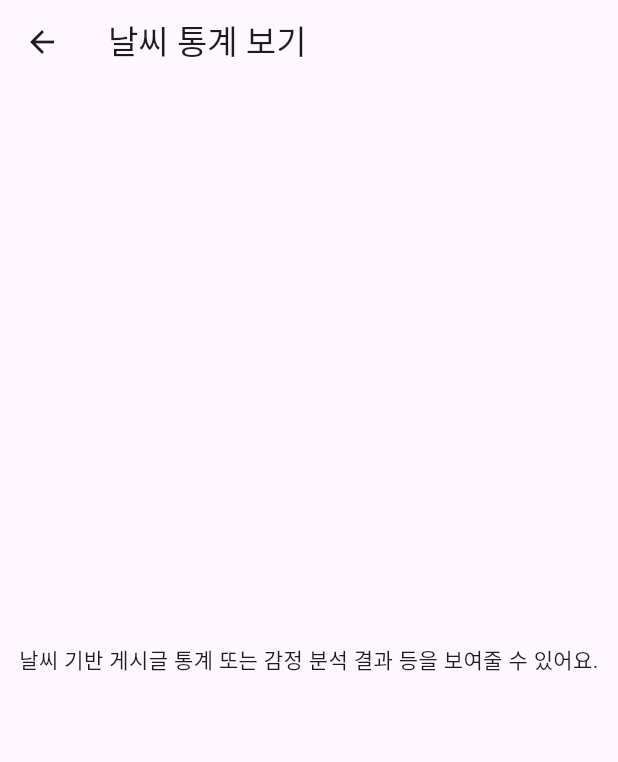
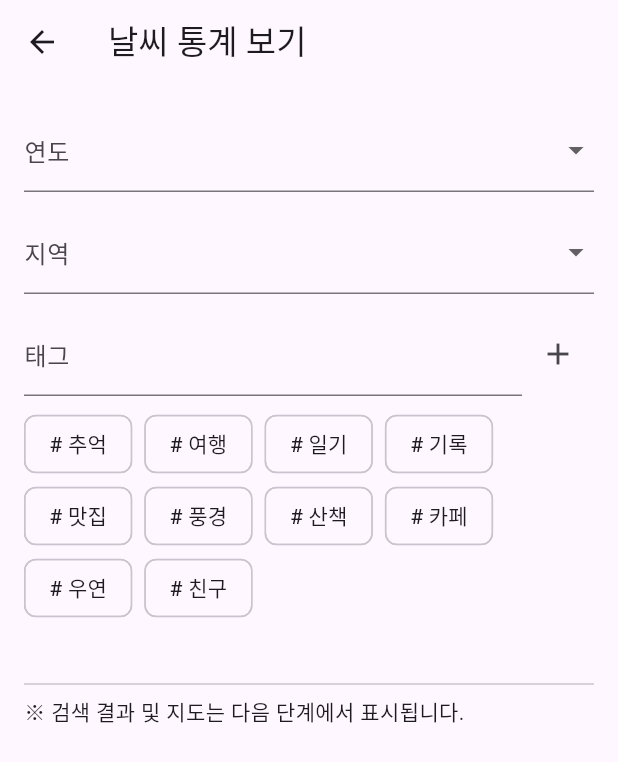
Before and after one commit to cheomji95/front_connect, a Flutter app: the WeatherInsightScreen screen opened by its route, on a phone screen of 412 x 824 dp. Shown: the top 762 px of the screen. Run offline on Flutter 3.47's test engine with Material 3 defaults, Android fonts, the phone set to English and light mode, and no system bars; our stand-ins replace dio, geocoding, geolocator, google_maps_flutter, image_picker, permission_handler and 1 more; accounts and stored records are empty.

Commit message:
일기예보 기능 작성시작1

```diff
--- a/lib/screens/weather_insight_screen.dart
+++ b/lib/screens/weather_insight_screen.dart
@@ -1,18 +1,119 @@
 import 'package:flutter/material.dart';
 
-class WeatherInsightScreen extends StatelessWidget {
+class WeatherInsightScreen extends StatefulWidget {
   const WeatherInsightScreen({super.key});
+
+  @override
+  State<WeatherInsightScreen> createState() => _WeatherInsightScreenState();
+}
+
+class _WeatherInsightScreenState extends State<WeatherInsightScreen> {
+  String? selectedYear;
+  String? selectedRegion;
+  final tagController = TextEditingController();
+  final List<String> selectedTags = [];
+
+  final List<String> years = List.generate(30, (i) => (DateTime.now().year - i).toString());
+  final List<String> regions = ['서울', '경기', '강원', '충청', '전라', '경상', '제주', '울릉'];
+  final List<String> tagHints = ['추억', '여행', '일기', '기록', '맛집', '풍경', '산책', '카페', '우연', '친구'];
+
+  void _addTag(String tag) {
+    tag = tag.trim();
+    if (tag.isNotEmpty && !selectedTags.contains(tag)) {
+      setState(() => selectedTags.add(tag));
+    }
+  }
+
+  void _removeTag(String tag) {
+    setState(() => selectedTags.remove(tag));
+  }
+
+  void _onFilterChanged() {
+    // 여기에 연도, 지역, 태그 기반 게시글 검색 API 호출 로직 연결 예정
+  }
 
   @override
   Widget build(BuildContext context) {
     return Scaffold(
-      appBar: AppBar(
-        title: const Text('날씨 통계 보기'),
-      ),
-      body: const Center(
-        child: Text(
-          '날씨 기반 게시글 통계 또는 감정 분석 결과 등을 보여줄 수 있어요.',
-          textAlign: TextAlign.center,
+      appBar: AppBar(title: const Text('날씨 통계 보기')),
+      body: SingleChildScrollView(
+        padding: const EdgeInsets.all(16),
+        child: Column(
+          crossAxisAlignment: CrossAxisAlignment.start,
+          children: [
+            DropdownButtonFormField<String>(
+              value: selectedYear,
+              decoration: const InputDecoration(labelText: '연도'),
+              items: years.map((y) => DropdownMenuItem(value: y, child: Text(y))).toList(),
+              onChanged: (val) {
+                setState(() => selectedYear = val);
+                _onFilterChanged();
+              },
+            ),
+            const SizedBox(height: 12),
+            DropdownButtonFormField<String>(
+              value: selectedRegion,
+              decoration: const InputDecoration(labelText: '지역'),
+              items: regions.map((r) => DropdownMenuItem(value: r, child: Text(r))).toList(),
+              onChanged: (val) {
+                setState(() => selectedRegion = val);
+                _onFilterChanged();
+              },
+            ),
+            const SizedBox(height: 12),
+            Row(
+              children: [
+                Expanded(
+                  child: TextField(
+                    controller: tagController,
+                    decoration: const InputDecoration(labelText: '태그'),
+                    onSubmitted: (v) {
+                      _addTag(v);
+                      tagController.clear();
+                      _onFilterChanged();
+                    },
+                  ),
+                ),
+                IconButton(
+                  icon: const Icon(Icons.add),
+                  onPressed: () {
+                    _addTag(tagController.text);
+                    tagController.clear();
+                    _onFilterChanged();
+                  },
+                )
+              ],
+            ),
+            const SizedBox(height: 8),
+            Wrap(
+              spacing: 8,
+              children: tagHints.map((hint) {
+                return ActionChip(
+                  label: Text('# $hint'),
+                  onPressed: () {
+                    _addTag(hint);
+                    _onFilterChanged();
+                  },
+                );
+              }).toList(),
+            ),
+            const SizedBox(height: 8),
+            Wrap(
+              spacing: 8,
+              children: selectedTags.map((tag) {
+                return Chip(
+                  label: Text(tag),
+                  onDeleted: () {
+                    _removeTag(tag);
+                    _onFilterChanged();
+                  },
+                );
+              }).toList(),
+            ),
+            const SizedBox(height: 24),
+            const Divider(),
+            const Text('※ 검색 결과 및 지도는 다음 단계에서 표시됩니다.'),
+          ],
         ),
       ),
     );
```
